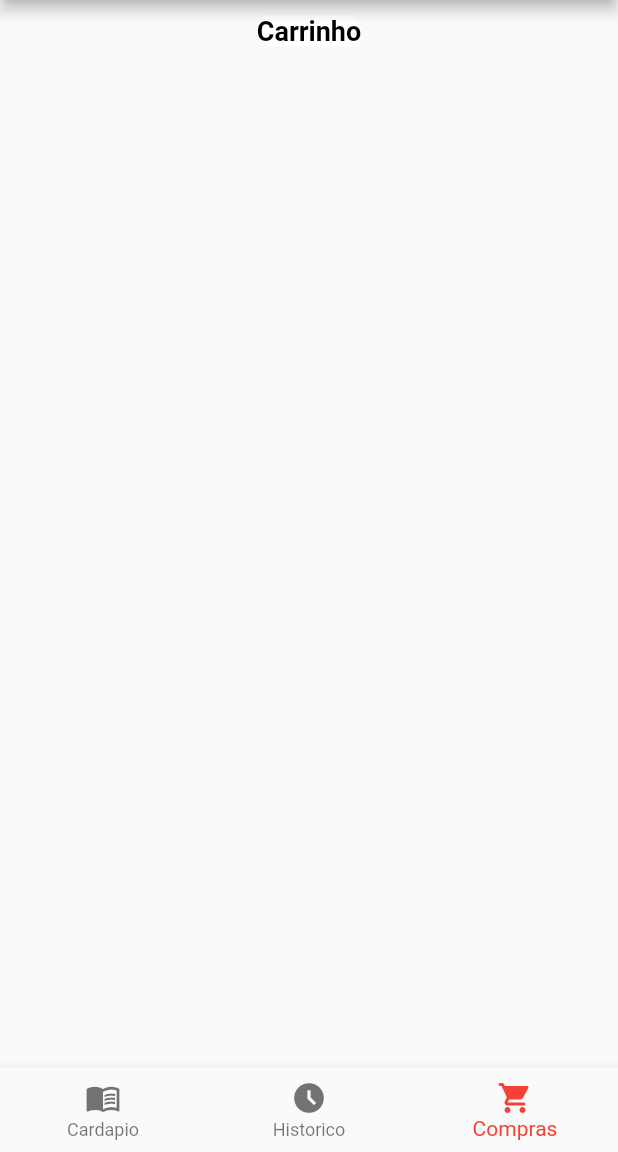
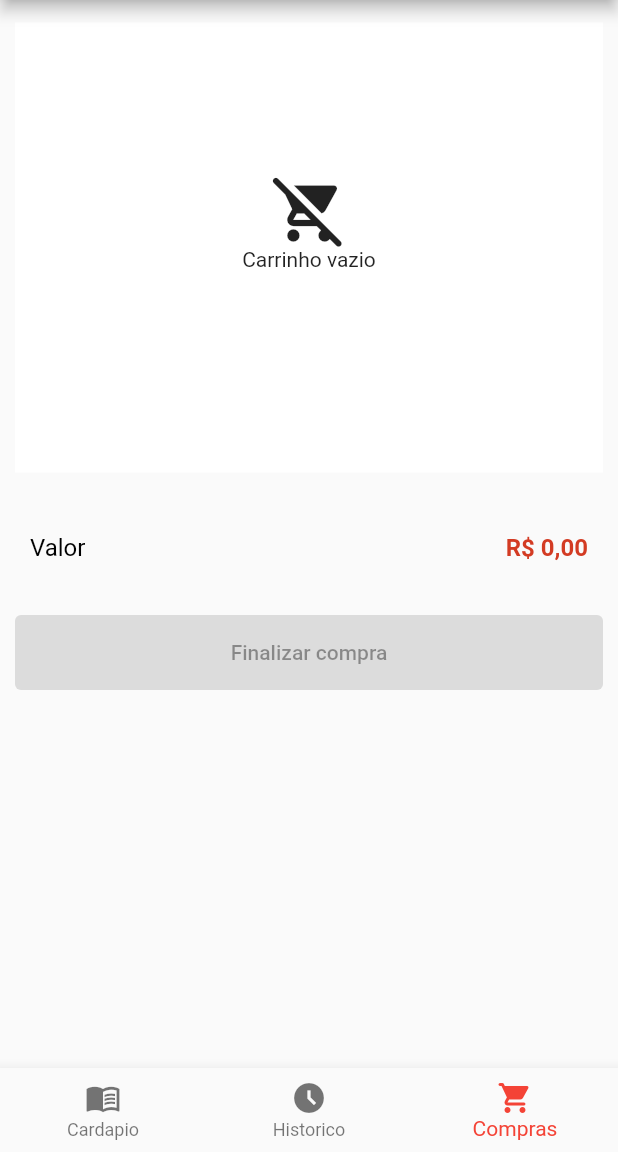
Before and after one commit to ArthurOlive/foodburger, a Flutter app: the PaymentCart screen opened by its route, on a phone screen of 412 x 824 dp, the part 84-1236 px from its top. Run offline on Flutter 3.47's test engine with Material 2 defaults, Android fonts, the light colour scheme and no system bars; Roboto replaces fonts that are missing (Quicksand).

Commit message:
feat. Fluxo do carrinho

```diff
--- a/lib/screens/item_confirm_page.dart
+++ b/lib/screens/item_confirm_page.dart
@@ -84,7 +84,7 @@ class Confirm extends StatelessWidget {
               height: 50,
               child: ElevatedButton(
                 onPressed: () {
-                  if (CartListController.instance.itens.containsKey(item.cod)) {
+                  if (CartListController.instance.itens.containsKey(item)) {
                     CartListController.instance.itens[item.cod] =
                         CartListController.instance.itens[item.cod]! + 1;
                   } else {
--- a/lib/screens/payment_cart_page.dart
+++ b/lib/screens/payment_cart_page.dart
@@ -26,35 +26,67 @@ class _PaymentCartState extends State<PaymentCart> {
       body: ListView(
         children: [
           Container(
-            child: Row(
-              mainAxisAlignment: MainAxisAlignment.center,
+            margin: new EdgeInsets.symmetric(horizontal: 10.0, vertical: 15.0),
+            color: Colors.white,
+            height: 300,
+            child: Column(
+              mainAxisAlignment: MainAxisAlignment.start,
               crossAxisAlignment: CrossAxisAlignment.center,
               children: [
+                if (CartListController.instance.itens.length == 0)
                   Container(
                     margin: new EdgeInsets.symmetric(
-                      horizontal: 10.0, vertical: 10.0),
-                  decoration: BoxDecoration(
-                    color: Colors.white,
-                    borderRadius: BorderRadius.circular(10),
+                        horizontal: 10, vertical: 100.0),
+                    child: Column(
+                      children: [
+                        Icon(
+                          Icons.remove_shopping_cart_rounded,
+                          size: 50,
                         ),
-                  child: Text(
-                    "Carrinho",
-                    style: titleText(),
+                        Text("Carrinho vazio"),
+                      ],
                     ),
-                )
+                  ),
+                ...didMoutItems(),
               ],
             ),
           ),
           Container(
-            color: Colors.white,
-            child: Column(
-              mainAxisAlignment: MainAxisAlignment.center,
-              crossAxisAlignment: CrossAxisAlignment.center,
+            margin: new EdgeInsets.symmetric(horizontal: 20.0, vertical: 10.0),
+            width: double.infinity,
+            height: 50,
+            child: Row(
+              mainAxisAlignment: MainAxisAlignment.spaceBetween,
               children: [
-                ...didMoutItems(),
+                Text(
+                  'Valor',
+                  style: TextStyle(
+                    color: Color.fromRGBO(0, 0, 0, 1),
+                    fontWeight: FontWeight.normal,
+                    fontSize: 16,
+                  ),
+                ),
+                Text(
+                  'R\$ 0,00',
+                  style: subtitleText(),
+                ),
               ],
             ),
           ),
+          Container(
+            margin: new EdgeInsets.symmetric(horizontal: 10.0, vertical: 10.0),
+            width: double.infinity,
+            height: 50,
+            child: ElevatedButton(
+              onPressed: CartListController.instance.itens.length == 0
+                  ? null
+                  : () {
+                      print("Comprando");
+                    },
+              child: const Text('Finalizar compra'),
+              style: ButtonStyle(),
+            ),
+          )
         ],
       ),
       bottomNavigationBar: BottomNavigatorMenu(
@@ -62,12 +94,11 @@ class _PaymentCartState extends State<PaymentCart> {
       ),
     );
   }
-}
 
   List<FoodCart> didMoutItems() {
+    //Poderia ter um metodo que pegaria os itens do banco
     List<FoodCart> list = [];
 
-  //Poderia ter um metodo que pegaria os itens do banco
     for (int i = 0; i < ItemListController.instance.itens.length; i++) {
       if (CartListController.instance.itens
               .containsKey(ItemListController.instance.itens[i].cod) &&
@@ -89,3 +120,4 @@ List<FoodCart> didMoutItems() {
 
     return list;
   }
+}
```
Lines whose indentation alone changed are shown as unchanged.
